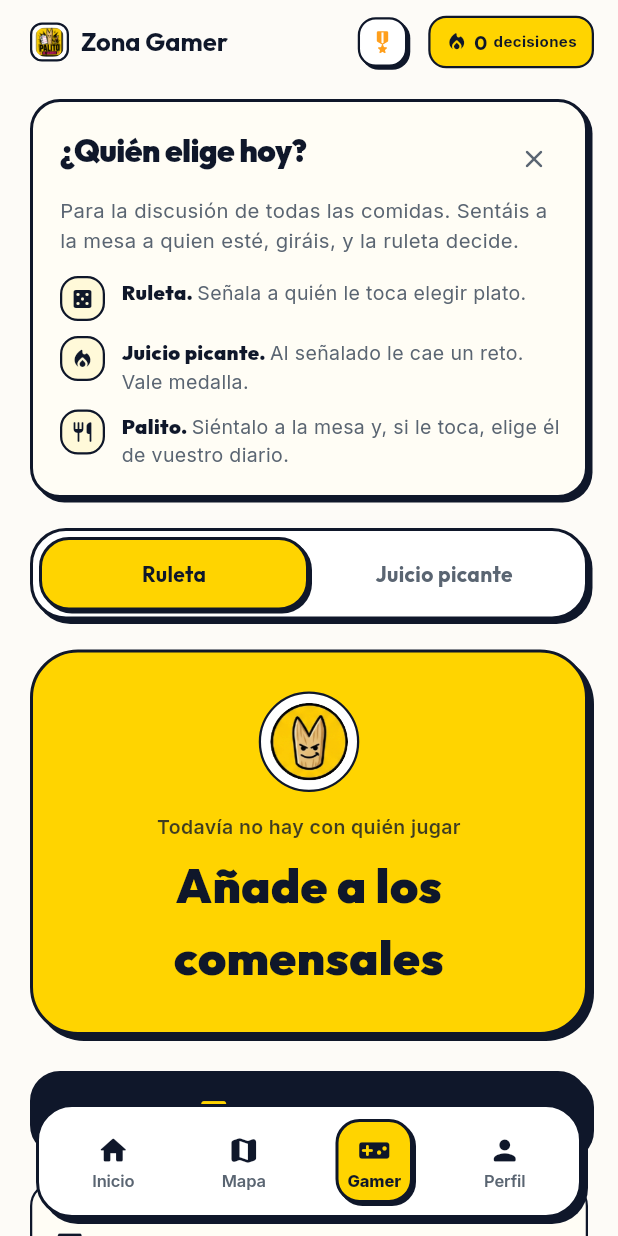
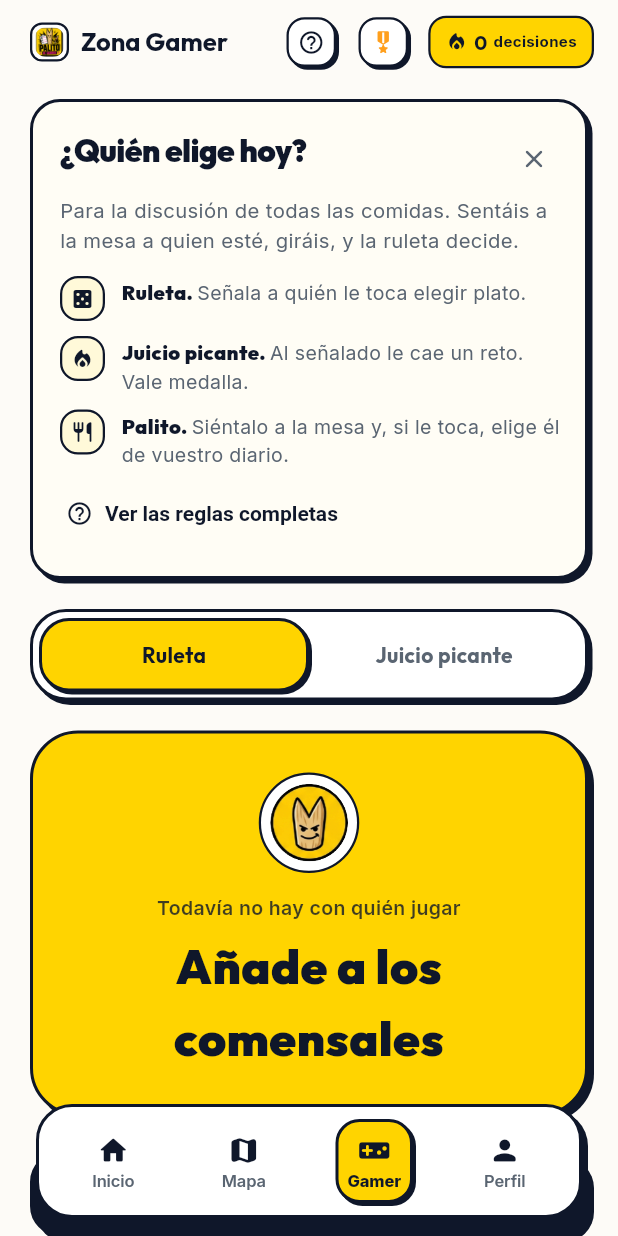
Before and after one commit to escalartica/palito3.0, a Flutter app: the GamerPage screen opened by its route, on a phone screen of 412 x 824 dp. Run offline on Flutter 3.47's test engine with Material 3 defaults, Android fonts, the phone set to English and light mode, and no system bars; our stand-ins replace cached_network_image, cloud_firestore, firebase_analytics, firebase_auth, firebase_core, firebase_crashlytics and 10 more; accounts and stored records are empty.

Commit message:
Hoja Cómo se juega en Zona Gamer, siempre accesible

```diff
--- a/lib/features/gamer/gamer_page.dart
+++ b/lib/features/gamer/gamer_page.dart
@@ -19,6 +19,7 @@ import 'data/gamer_content.dart';
 import 'gamer_game_logic.dart';
 import 'widgets/add_player_modal.dart';
 import 'widgets/badges_modal.dart';
+import 'widgets/how_to_play_sheet.dart';
 import 'widgets/challenge_outcome_modal.dart';
 import 'widgets/mode_selector.dart';
 import 'widgets/pro_modal.dart';
@@ -1274,6 +1275,43 @@ class _GamerPageState extends ConsumerState<GamerPage>
         ),
         centerTitle: false,
         actions: [
+          // ── Las reglas, siempre a mano ──
+          //
+          // La explicación existía, pero se autodestruía: la tarjeta "¿Quién
+          // elige hoy?" sale solo hasta la primera tirada y se puede cerrar
+          // antes. Después no había forma de volver a verla, justo cuando
+          // empiezas a tener las preguntas de verdad — de dónde salen los
+          // puntos, qué son las medallas, qué hace Palito sentado a la mesa.
+          //
+          // Y esa tarjeta solo explicaba los tres modos: ni puntos, ni
+          // medallas, ni cómo vincular tus puntos a tu cuenta.
+          IconButton(
+            icon: Container(
+              padding: const EdgeInsets.all(6),
+              decoration: BoxDecoration(
+                color: Colors.white,
+                borderRadius: BorderRadius.circular(AppRadius.sm),
+                border: Border.all(color: _kDark, width: AppBorder.thin),
+                boxShadow: const [
+                  BoxShadow(color: _kDark, offset: Offset(2, 2), blurRadius: 0),
+                ],
+              ),
+              child: const Icon(
+                Icons.help_outline_rounded,
+                color: _kDark,
+                size: 18,
+              ),
+            ),
+            onPressed: () => showHowToPlaySheet(context),
+            tooltip: 'Cómo se juega',
+            // Sin `padding: zero`, cada `IconButton` se lleva 48 puntos de
+            // ancho por sus márgenes internos. Con dos botones más la
+            // pastilla de decisiones, al título no le quedaba sitio y se
+            // cortaba en "Zona Gam…". El área táctil sigue siendo de 44,
+            // que es el mínimo de Apple: lo que se quita es aire, no dedo.
+            padding: EdgeInsets.zero,
+            constraints: const BoxConstraints(minWidth: 44, minHeight: 44),
+          ),
           IconButton(
             icon: Container(
               padding: const EdgeInsets.all(6),
@@ -1298,6 +1336,8 @@ class _GamerPageState extends ConsumerState<GamerPage>
             // aparecía dentro. Quien no entiende la navegación de esta app no
             // es porque falten pantallas, es por esto.
             tooltip: 'Ver el podio y los logros',
+            padding: EdgeInsets.zero,
+            constraints: const BoxConstraints(minWidth: 44, minHeight: 44),
           ),
           // Era una llama y un número, sin una palabra. Nadie sabía qué
           // contaba, y para un lector de pantalla era literalmente "3".
@@ -2328,6 +2368,22 @@ class _GamerIntroCard extends StatelessWidget {
             text: 'Siéntalo a la mesa y, si le toca, elige él '
                 'de vuestro diario.',
           ),
+          const SizedBox(height: 6),
+          // Antes de que esta tarjeta desaparezca para siempre, que diga
+          // dónde vive la explicación completa. Si no, quien la cierra se
+          // queda sin ayuda y sin saber que había más.
+          Align(
+            alignment: Alignment.centerLeft,
+            child: TextButton.icon(
+              onPressed: () => showHowToPlaySheet(context),
+              icon: const Icon(Icons.help_outline_rounded, size: 18),
+              label: const Text('Ver las reglas completas'),
+              style: TextButton.styleFrom(
+                minimumSize: const Size(0, 44),
+                padding: const EdgeInsets.symmetric(horizontal: 4),
+              ),
+            ),
+          ),
         ],
       ),
     );
```
Also changed, not shown: lib/features/gamer/gamer_game_logic.dart (+7 -0 lines), lib/features/gamer/widgets/how_to_play_sheet.dart (added, +228 -0 lines).
